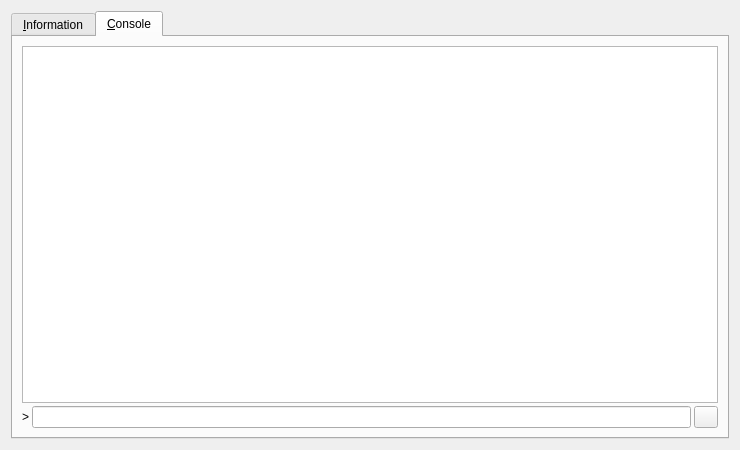
Before: the Qt Designer form src/qt/forms/rpcconsole.ui in xming/carpediemcoin, drawn with Qt 5.
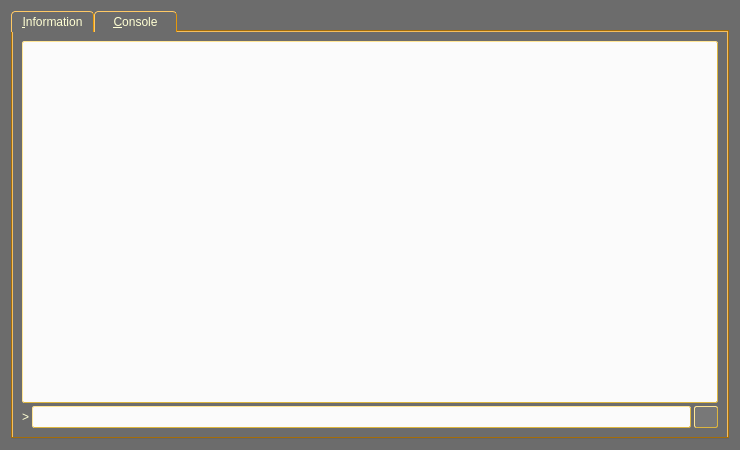
After: the same form once the commit is applied. The open tabs and pages were chosen to show the change. Icons and pictures are not drawn.

Diff of the .ui file:
```diff
--- a/src/qt/forms/rpcconsole.ui
+++ b/src/qt/forms/rpcconsole.ui
@@ -13,9 +13,15 @@
   <property name="windowTitle">
    <string>carpediemcoin - Debug window</string>
   </property>
+  <property name="styleSheet">
+   <string notr="true">QWidget {background-color: #6C6C6C; color: #FFFFD3 } QPushButton { background-color: #787878; color: #FFFFD3; border-style:outset; border-color: #dcb540; border-width: 1px; border-radius: 6px; padding: 4px} QPushButton::hover { background-color: #6C6C6C; color: #FFFFD3; border-style:outset; border-color: #dcb540; border-width: 1px; border-radius: 6px; padding: 4px}  QPushButton::pressed {background-color: #FBFBFB; color: #E5990C; border-style:outset; border-color: #DCB540; border-radius: 6px; padding: 4px} QLabel {color: #FFFFD3} QLineEdit {background-color: #FBFBFB; color: #E5990C; border-style:outset; border-color: #dcb540; border-width: 1px; border-radius: 2px; padding: 0px} QDialog {background-color: #6C6C6C; color: #FFFFD3 } QLabel {color: #FFFFD3} QTabWidget {background-color: #E5990C; color: #FFFFD3; }  QTabBar::tab {  background: #6C6C6C; border: 1px outset #E5990C; border-bottom-width: 0px; border-top-left-radius: 4px; border-top-right-radius: 4px; min-width: 75px; padding: 3px; color: #FFFFD3 }</string>
+  </property>
   <layout class="QVBoxLayout" name="verticalLayout_2">
    <item>
     <widget class="QTabWidget" name="tabWidget">
+     <property name="styleSheet">
+      <string notr="true"/>
+     </property>
      <property name="currentIndex">
       <number>0</number>
      </property>
@@ -389,6 +395,9 @@
            <height>100</height>
           </size>
          </property>
+         <property name="styleSheet">
+          <string notr="true">background-color: #FBFBFB; color: #E5990C; border-style:outset; border-color: #dcb540; border-width: 1px; border-radius: 2px; padding: 2px</string>
+         </property>
          <property name="readOnly">
           <bool>true</bool>
          </property>
@@ -413,7 +422,11 @@
           </widget>
          </item>
          <item>
-          <widget class="QLineEdit" name="lineEdit"/>
+          <widget class="QLineEdit" name="lineEdit">
+           <property name="styleSheet">
+            <string notr="true">background-color: #FBFBFB; color: #E5990C; border-style:outset; border-color: #dcb540; border-width: 1px; border-radius: 2px; padding: 2px</string>
+           </property>
+          </widget>
          </item>
          <item>
           <widget class="QPushButton" name="clearButton">
@@ -426,6 +439,9 @@
            <property name="toolTip">
             <string>Clear console</string>
            </property>
+           <property name="styleSheet">
+            <string notr="true">background-color: #787878; color: #FFFFD3; border-style:outset; border-color: #dcb540; border-width: 1px; border-radius: 2px; padding: 2px</string>
+           </property>
            <property name="text">
             <string/>
            </property>
```
Left out of the diff: 6 changed lines with no effect on the pictures.
